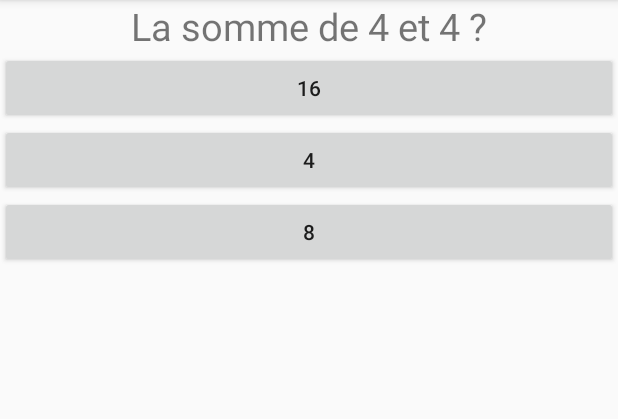
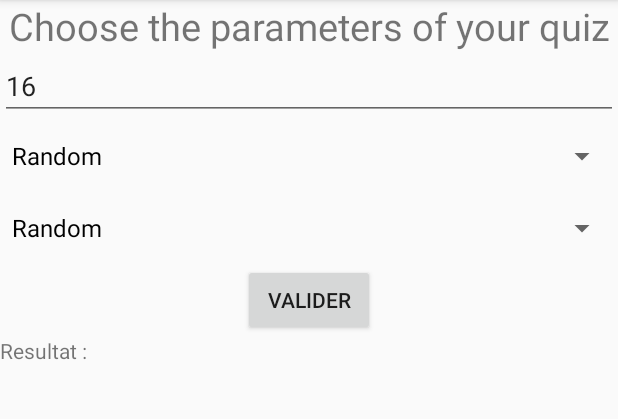
Before and after one commit to jmossetc/ClassroomCommunity, an Android app: the fragment FragQuiz shown on its own in the app's theme, on a phone screen of 412 x 824 dp, the part 84-503 px from its top. Run offline under Robolectric (Android 15) with nearby library versions, the phone set to English and light mode, and no system bars; 1 statement that could not run was skipped.

Commit message:
recuperation quizz fonctionnelle

```diff
--- /dev/null
+++ b/app/src/main/java/paci/iut/classroomcommunity/CategoryQuestion.java
@@ -0,0 +1,37 @@
+package paci.iut.classroomcommunity;
+
+/**
+ * Created by Vincent
+ * on 03/05/2018.
+ */
+
+public class CategoryQuestion {
+    private int id;
+    private String cat;
+
+    @Override
+    public String toString() {
+        return cat;
+    }
+
+    public CategoryQuestion(int id, String cat) {
+        this.id = id;
+        this.cat=cat;
+    }
+
+    public int getId() {
+        return id;
+    }
+
+    public void setId(int id) {
+        this.id = id;
+    }
+
+    public String getCat() {
+        return cat;
+    }
+
+    public void setCat(String cat) {
+        this.cat = cat;
+    }
+}
--- a/app/src/main/java/paci/iut/classroomcommunity/FragQuiz.java
+++ b/app/src/main/java/paci/iut/classroomcommunity/FragQuiz.java
@@ -1,16 +1,20 @@
 package paci.iut.classroomcommunity;
 
 import android.app.Fragment;
-import android.app.FragmentTransaction;
-import android.content.Intent;
 import android.os.Bundle;
 import android.support.annotation.Nullable;
 import android.util.Log;
 import android.view.LayoutInflater;
 import android.view.View;
 import android.view.ViewGroup;
+import android.widget.ArrayAdapter;
 import android.widget.Button;
+import android.widget.EditText;
+import android.widget.Spinner;
+import android.widget.SpinnerAdapter;
+import android.widget.TextView;
 
+import org.json.JSONArray;
 import org.json.JSONException;
 import org.json.JSONObject;
 
@@ -29,53 +33,102 @@ public class FragQuiz extends Fragment {
     @Override
     public View onCreateView(LayoutInflater inflater, @Nullable ViewGroup container, Bundle savedInstanceState) {
         ViewGroup rootView = (ViewGroup) inflater.inflate(R.layout.activity_quizz, container, false);
+        final HttpGetRequest get = new HttpGetRequest();
+        List<CategoryQuestion> listCat= new ArrayList<>();
+        JSONObject jsonObj = null;
+        try {
+            jsonObj = new JSONObject(get.execute("https://opentdb.com/api_category.php").get());
+        } catch (JSONException e) {
+            e.printStackTrace();
+        } catch (InterruptedException e) {
+            e.printStackTrace();
+        } catch (ExecutionException e) {
+            e.printStackTrace();
+        }
+        if(jsonObj==null){
+            Log.e("internet connection","not found");}
+        else{
+            try {
 
 
 
-      String json  = null;
-      try {
-        json = new HttpGetRequest().execute("https://opentdb.com/api.php?amount=10").get();
-        Log.e("test html", json);
-        JSONObject jsonquestions = new JSONObject(json);
-      } catch (InterruptedException e) {
-        e.printStackTrace();
-      } catch (ExecutionException e) {
-        e.printStackTrace();
-      } catch (JSONException e) {
-        e.printStackTrace();
-      }
+                JSONArray categories = jsonObj.getJSONArray("trivia_categories");
+
+                // looping through All Contacts
+                for (int i = 0; i < categories.length(); i++) {
+                    JSONObject c = categories.getJSONObject(i);
+
+                    int id = c.getInt("id");
+                    String name = c.getString("name");
 
 
-      List<Integer> answersId = new ArrayList<Integer>();
-        for (int i=0; i < rootView.getChildCount(); i++) {
-            View v = rootView.getChildAt(i);
+                    CategoryQuestion categoryQuestion = new CategoryQuestion(id, name);
 
-            if (v instanceof Button) {
-                answersId.add(v.getId());
+
+                    listCat.add(categoryQuestion);
+                }
+            }
+            catch(JSONException je) {
+                je.printStackTrace();
             }
         }
+        listCat.add(new CategoryQuestion(-1,"Random"));
+        final EditText nbrquest = rootView.findViewById(R.id.nbrquest);
+        final Spinner category = rootView.findViewById(R.id.category);
+        final Spinner difficulty = rootView.findViewById(R.id.difficulty);
+        List<String> diflist = new ArrayList<String>();
+        diflist.add("Random");
+        diflist.add("Hard");
+        diflist.add("Medium");
+        diflist.add("Easy");
+        SpinnerAdapter catadapt  = new ArrayAdapter<CategoryQuestion>(getActivity(),R.layout.support_simple_spinner_dropdown_item,listCat);
+        SpinnerAdapter difadapt = new ArrayAdapter<String>(getActivity(),R.layout.support_simple_spinner_dropdown_item,diflist);
+        difficulty.setAdapter(difadapt);
+        category.setAdapter(catadapt);
 
-        for(int id : answersId){
-            Button button = (Button) rootView.findViewById(id);
-            button.setOnClickListener(new View.OnClickListener()
-            {
-                @Override
-                public void onClick(View v)
-                {
-                    Button btn = (Button)v;
-                    Bundle bundle = new Bundle();
-                    bundle.putInt("answer", btn.getId());
-                    Log.d("bundleInQuiz", bundle.toString());
-                    QuizzResultsFragment frag = new QuizzResultsFragment();
-                    frag.setArguments(bundle);
 
-                    final FragmentTransaction ft = getFragmentManager().beginTransaction();
-                    ft.replace(R.id.fragment, frag);
-                    ft.addToBackStack(null);
-                    ft.commit();
+        Button valid = rootView.findViewById(R.id.valid);
+        final TextView resultview = rootView.findViewById(R.id.result);
+
+
+        valid.setOnClickListener(new View.OnClickListener() {
+
+            String result = "https://opentdb.com/api.php?amount="+nbrquest.getText();
+
+            @Override
+            public void onClick(View view) {
+                CategoryQuestion selectedCat = (CategoryQuestion) category.getSelectedItem();
+                if(selectedCat.getId()!=-1){
+                    result=result+"&category="+selectedCat.getId();
                 }
-            });
-        }
+                if(difficulty.getSelectedItem()!="Random") {
+                    result = result + "&difficulty=" + difficulty.getSelectedItem().toString().toLowerCase();
+
+                }
+
+
+                try {
+                     HttpGetRequest getResult = new HttpGetRequest();
+                     String resultat = getResult.execute(result).get();
+                     Log.e("result",result);
+                    resultview.setText(resultat);
+                } catch (InterruptedException e) {
+                    e.printStackTrace();
+                } catch (ExecutionException e) {
+                    e.printStackTrace();
+                }
+            }
+        });
+
+
+
+
+
+
+
+
+
+
 
         return rootView;
     }
--- a/app/src/main/java/paci/iut/classroomcommunity/QuizzResultsFragment.java
+++ b/app/src/main/java/paci/iut/classroomcommunity/QuizzResultsFragment.java
@@ -1,7 +1,5 @@
 package paci.iut.classroomcommunity;
 
-import android.content.Context;
-import android.net.Uri;
 import android.os.Bundle;
 import android.app.Fragment;
 import android.util.Log;
@@ -27,7 +25,7 @@ public class    QuizzResultsFragment extends Fragment {
             Log.d("selectedAnswer", String.valueOf(selectedAnswer));
         }
         TextView text = (TextView) rootView.findViewById(R.id.quizz_confirmation);
-        if(selectedAnswer == R.id.radio_3){
+        if(selectedAnswer == R.id.difficulty){
             text.setText("Bonne réponse");
         }
         else{
--- a/app/src/main/res/layout/activity_quizz.xml
+++ b/app/src/main/res/layout/activity_quizz.xml
@@ -10,27 +10,52 @@
         android:layout_width="fill_parent"
         android:layout_height="wrap_content"
         android:gravity="center"
-        android:text="@string/static_question"
+        android:text="@string/title_param_quiz"
         android:textSize="25sp" />
 
-    <Button
-        android:id="@+id/radio_1"
-        android:layout_below="@+id/header"
+    <EditText
+        android:id="@+id/nbrquest"
         android:layout_width="fill_parent"
         android:layout_height="wrap_content"
+        android:layout_below="@+id/header"
+        android:inputType="number"
+        android:selectAllOnFocus="false"
+        android:singleLine="true"
         android:text="@string/static_reponse_1" />
 
-    <Button
-        android:id="@+id/radio_2"
-        android:layout_below="@+id/radio_1"
+    <Spinner
+        android:id="@+id/category"
+        android:layout_below="@+id/nbrquest"
         android:layout_width="fill_parent"
         android:layout_height="wrap_content"
         android:text="@string/static_reponse_2" />
 
-    <Button
-        android:id="@+id/radio_3"
-        android:layout_below="@+id/radio_2"
+    <Spinner
+        android:id="@+id/difficulty"
         android:layout_width="fill_parent"
         android:layout_height="wrap_content"
+        android:layout_alignParentStart="true"
+        android:layout_below="@+id/category"
         android:text="@string/static_reponse_3" />
+
+    <Button
+        android:id="@+id/valid"
+        android:layout_width="wrap_content"
+        android:layout_height="wrap_content"
+        android:layout_below="@+id/difficulty"
+        android:layout_centerHorizontal="true"
+        android:text="Valider" />
+
+    <ScrollView
+        android:layout_width="match_parent"
+        android:layout_height="match_parent"
+        android:layout_alignParentStart="true"
+        android:layout_below="@+id/valid">
+
+        <TextView
+            android:id="@+id/result"
+            android:layout_width="match_parent"
+            android:layout_height="wrap_content"
+            android:text="Resultat : " />
+    </ScrollView>
 </RelativeLayout>
--- a/app/src/main/res/values/strings.xml
+++ b/app/src/main/res/values/strings.xml
@@ -24,5 +24,6 @@
 
     <!-- TODO: Remove or change this placeholder text -->
     <string name="hello_blank_fragment">Hello blank fragment</string>
+    <string name="title_param_quiz">Choose the parameters of your quiz</string>
 
 </resources>
```
Also changed, not shown: app/src/main/java/paci/iut/classroomcommunity/DrawerActivity.java (+1 -9 lines).
